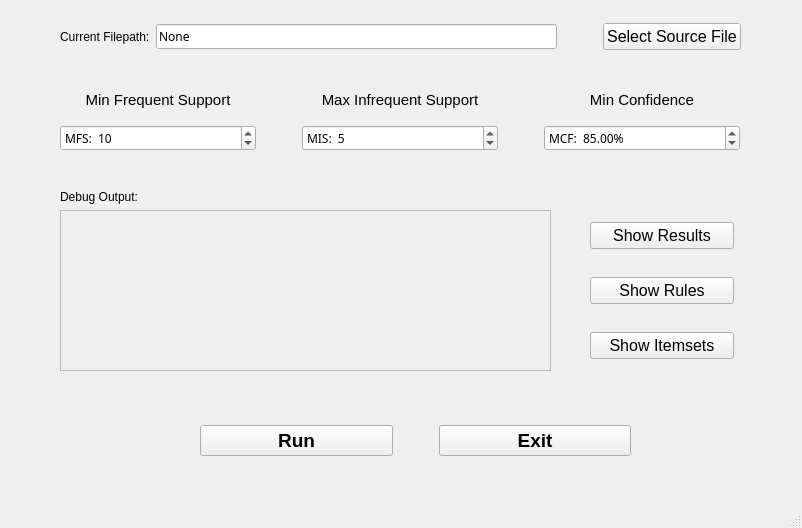
Above: Task5/UI/FlawDetectorUI/mainwindow.ui from zhuohaoyu/TuringAdvancedProgramming19B before the change. Below: the same form after it.
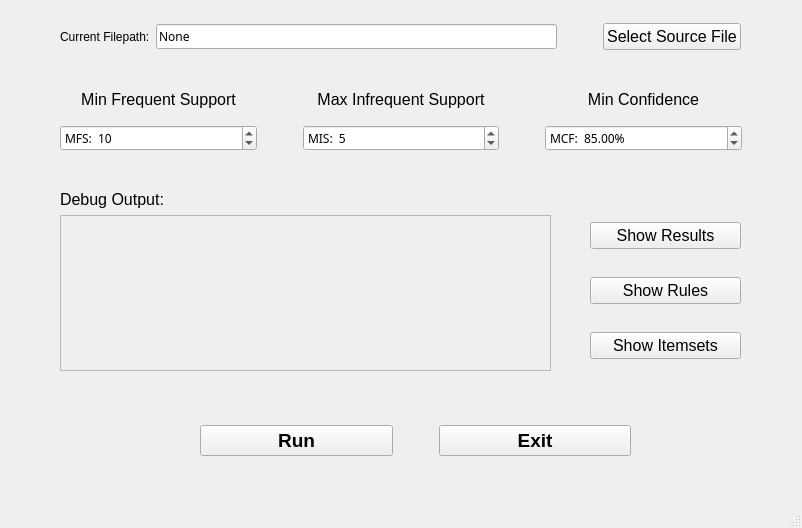
That is the form after the change.

Diff of the .ui file:
```diff
--- a/Task5/UI/FlawDetectorUI/mainwindow.ui
+++ b/Task5/UI/FlawDetectorUI/mainwindow.ui
@@ -19,7 +19,7 @@
      <rect>
       <x>60</x>
       <y>80</y>
-      <width>680</width>
+      <width>682</width>
       <height>71</height>
      </rect>
     </property>
@@ -83,7 +83,7 @@
       <widget class="QLabel" name="label">
        <property name="font">
         <font>
-         <pointsize>11</pointsize>
+         <pointsize>12</pointsize>
         </font>
        </property>
        <property name="text">
@@ -122,7 +122,7 @@
        </property>
        <property name="font">
         <font>
-         <pointsize>11</pointsize>
+         <pointsize>12</pointsize>
         </font>
        </property>
        <property name="text">
@@ -137,7 +137,7 @@
       <widget class="QLabel" name="label_3">
        <property name="font">
         <font>
-         <pointsize>11</pointsize>
+         <pointsize>12</pointsize>
         </font>
        </property>
        <property name="text">
@@ -236,7 +236,7 @@
      <rect>
       <x>590</x>
       <y>200</y>
-      <width>144</width>
+      <width>151</width>
       <height>181</height>
      </rect>
     </property>
@@ -263,6 +263,8 @@
        <property name="font">
         <font>
          <pointsize>12</pointsize>
+         <weight>50</weight>
+         <bold>false</bold>
         </font>
        </property>
        <property name="text">
@@ -275,6 +277,8 @@
        <property name="font">
         <font>
          <pointsize>12</pointsize>
+         <weight>50</weight>
+         <bold>false</bold>
         </font>
        </property>
        <property name="text">
@@ -358,6 +362,11 @@
     <layout class="QVBoxLayout" name="verticalLayout_2">
      <item>
       <widget class="QLabel" name="label_5">
+       <property name="font">
+        <font>
+         <pointsize>12</pointsize>
+        </font>
+       </property>
        <property name="text">
         <string>Debug Output:</string>
        </property>
@@ -379,7 +388,7 @@
           <x>0</x>
           <y>0</y>
           <width>487</width>
-          <height>149</height>
+          <height>147</height>
          </rect>
         </property>
        </widget>
```
Left out of the diff: 8 changed lines with no effect on the pictures.
